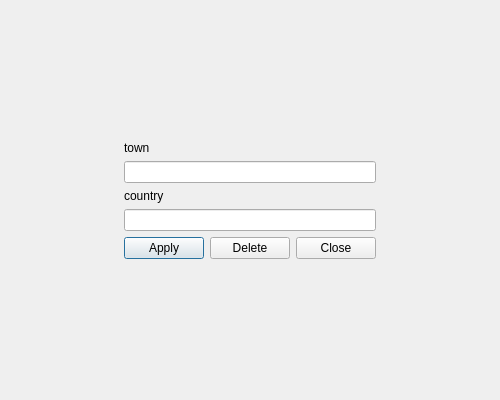
Old version of the form dialogs/edittowndialog.ui in the repository FFH255/flights.
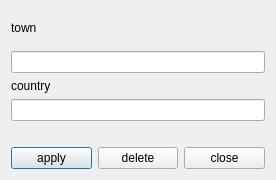
New version of the form.

The edit to the form file:
```diff
--- a/dialogs/edittowndialog.ui
+++ b/dialogs/edittowndialog.ui
@@ -6,42 +6,16 @@
    <rect>
     <x>0</x>
     <y>0</y>
-    <width>500</width>
-    <height>400</height>
+    <width>276</width>
+    <height>180</height>
    </rect>
   </property>
   <property name="windowTitle">
    <string>Dialog</string>
   </property>
   <layout class="QHBoxLayout" name="horizontalLayout_2">
-   <item>
-    <spacer name="horizontalSpacer">
-     <property name="orientation">
-      <enum>Qt::Horizontal</enum>
-     </property>
-     <property name="sizeHint" stdset="0">
-      <size>
-       <width>40</width>
-       <height>20</height>
-      </size>
-     </property>
-    </spacer>
-   </item>
    <item>
     <layout class="QVBoxLayout" name="verticalLayout_3">
-     <item>
-      <spacer name="verticalSpacer_2">
-       <property name="orientation">
-        <enum>Qt::Vertical</enum>
-       </property>
-       <property name="sizeHint" stdset="0">
-        <size>
-         <width>20</width>
-         <height>40</height>
-        </size>
-       </property>
-      </spacer>
-     </item>
      <item>
       <layout class="QVBoxLayout" name="verticalLayout">
        <item>
@@ -68,26 +42,39 @@
        <item>
         <widget class="QLineEdit" name="countryLineEdit"/>
        </item>
+       <item>
+        <spacer name="horizontalSpacer">
+         <property name="orientation">
+          <enum>Qt::Horizontal</enum>
+         </property>
+         <property name="sizeHint" stdset="0">
+          <size>
+           <width>40</width>
+           <height>20</height>
+          </size>
+         </property>
+        </spacer>
+       </item>
        <item>
         <layout class="QHBoxLayout" name="horizontalLayout">
          <item>
           <widget class="QPushButton" name="applyPushButton">
            <property name="text">
-            <string>Apply</string>
+            <string>apply</string>
            </property>
           </widget>
          </item>
          <item>
           <widget class="QPushButton" name="deletePushButton">
            <property name="text">
-            <string>Delete</string>
+            <string>delete</string>
            </property>
           </widget>
          </item>
          <item>
           <widget class="QPushButton" name="closePushButton">
            <property name="text">
-            <string>Close</string>
+            <string>close</string>
            </property>
           </widget>
          </item>
@@ -95,34 +82,8 @@
        </item>
       </layout>
      </item>
-     <item>
-      <spacer name="verticalSpacer">
-       <property name="orientation">
-        <enum>Qt::Vertical</enum>
-       </property>
-       <property name="sizeHint" stdset="0">
-        <size>
-         <width>20</width>
-         <height>40</height>
-        </size>
-       </property>
-      </spacer>
-     </item>
     </layout>
    </item>
-   <item>
-    <spacer name="horizontalSpacer_2">
-     <property name="orientation">
-      <enum>Qt::Horizontal</enum>
-     </property>
-     <property name="sizeHint" stdset="0">
-      <size>
-       <width>40</width>
-       <height>20</height>
-      </size>
-     </property>
-    </spacer>
-   </item>
   </layout>
  </widget>
  <resources/>
```
